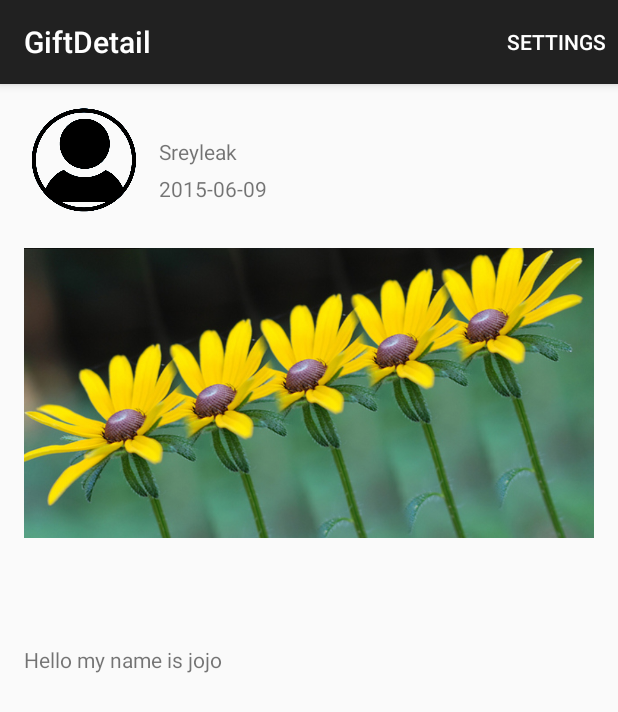
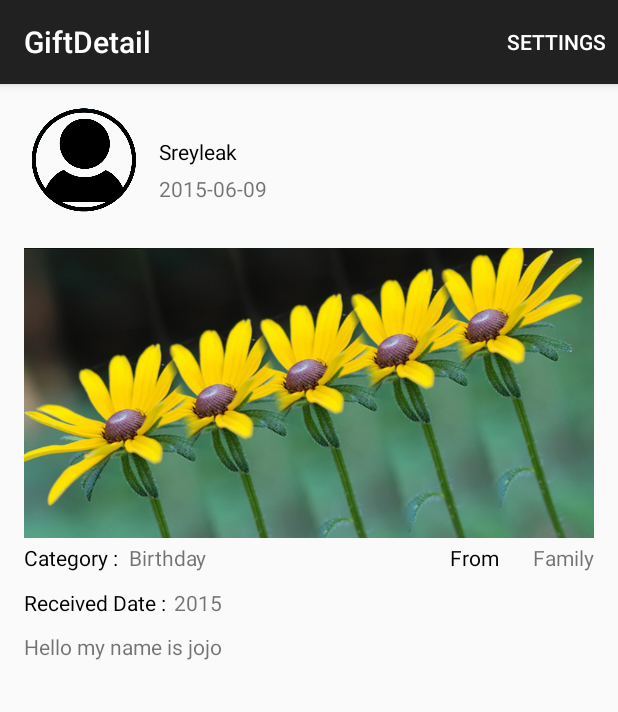
Before and after one commit to Rise-Up-Cambodia/Android_Assignment_1, an Android app: the GiftDetail screen opened directly, with no data from a screen before it, on a phone screen of 412 x 824 dp. Shown: the top 712 px of the screen. Run offline under Robolectric (Android 15) with nearby library versions, the phone set to English and light mode, and no system bars; libraries missing offline, so code that uses them is left out: com.loopj.android; 3 statements that could not run were skipped.

Commit message:
complete gift detail implimentation

```diff
--- a/Gift/app/src/main/java/com/custome_componence/sampleusingobjectorientationpattern/operation/GiftOperation.java
+++ b/Gift/app/src/main/java/com/custome_componence/sampleusingobjectorientationpattern/operation/GiftOperation.java
@@ -124,12 +124,11 @@ public class GiftOperation implements IOperation {
 
         });
     }
-
     /*
     * Created by Sreyleak 07/08/2015
     * */
-    public void deleteGift(final IOperationListener iOperationListener) {
-        Giftclient.delete(Constant.BASE_URL1 + "gifts/10.json", new AsyncHttpResponseHandler() {
+    public void deleteGift(String giftId, final IOperationListener iOperationListener) {
+        Giftclient.delete(Constant.BASE_URL1 + "gifts/"+giftId+".json", new AsyncHttpResponseHandler() {
             @Override
             public void onSuccess(int statusCode, Header[] headers, byte[] responseBody) {
                 try {
--- a/Gift/app/src/main/java/com/custome_componence/sampleusingobjectorientationpattern/sample/CustomAdapter.java
+++ b/Gift/app/src/main/java/com/custome_componence/sampleusingobjectorientationpattern/sample/CustomAdapter.java
@@ -30,11 +30,11 @@ public class CustomAdapter extends ArrayAdapter<String> {
     private ArrayList<String> posts;
     private ArrayList<Bitmap> im;
     private ArrayList<String> names;
-    private ArrayList<String> gift_path;
+    private ArrayList<String> giftPaths;
     private ArrayList<String> id;
 
     public CustomAdapter(Activity activity, ArrayList<String> names,ArrayList<String> posts,ArrayList<String> categories,ArrayList<String>
-            froms,ArrayList<String> descriptions, ArrayList<String> gift_path,  ArrayList<Bitmap> im, ArrayList<String> id) {
+            froms,ArrayList<String> descriptions, ArrayList<String> giftPaths,  ArrayList<Bitmap> im, ArrayList<String> id) {
 
         super(activity, R.layout.gift_item, names);
         this.activity = activity;
@@ -43,7 +43,7 @@ public class CustomAdapter extends ArrayAdapter<String> {
         this.from = froms;
         this.category = categories;
         this.description = descriptions;
-        this.gift_path = gift_path;
+        this.giftPaths = giftPaths;
         this.im = im;
         this.id = id;
     }
--- a/Gift/app/src/main/java/com/custome_componence/sampleusingobjectorientationpattern/sample/ShareGift.java
+++ b/Gift/app/src/main/java/com/custome_componence/sampleusingobjectorientationpattern/sample/ShareGift.java
@@ -183,9 +183,9 @@ public class ShareGift extends ActionBarActivity {
                         }
 
                     }
-
                 }
-
+                Intent intentToHome = new Intent(ShareGift.this, GiftHome.class);
+                startActivity(intentToHome);
             }
         });
     }
--- a/Gift/app/src/main/java/com/custome_componence/sampleusingobjectorientationpattern/sample/UserLogin.java
+++ b/Gift/app/src/main/java/com/custome_componence/sampleusingobjectorientationpattern/sample/UserLogin.java
@@ -63,7 +63,7 @@ public class UserLogin extends Activity {
                                 Toast.makeText(getApplicationContext(), name1, Toast.LENGTH_LONG).show();
                             } else {
 
-                                SharedPreferences sh = getSharedPreferences("user", Context.MODE_PRIVATE);
+                                SharedPreferences sh = getSharedPreferences("AuthenticationLogout", Context.MODE_PRIVATE);
                                 SharedPreferences.Editor edt = sh.edit();
                                 edt.putString("name", name1);
 
--- a/Gift/app/src/main/res/layout/activity_gift_detail.xml
+++ b/Gift/app/src/main/res/layout/activity_gift_detail.xml
@@ -17,6 +17,7 @@
             android:layout_width = "wrap_content"
             android:layout_height = "wrap_content"
             android:layout_marginTop = "25dp"
+            android:textColor="#000"
             android:layout_marginLeft = "90dp"
             android:id="@+id/username"
             android:text="Sreyleak"/>
@@ -31,20 +32,50 @@
     <ImageView
         android:layout_width="match_parent"
         android:layout_height="200dp"
+        android:id="@+id/giftimage"
         android:layout_marginTop="@dimen/activity_vertical_margin"
         android:src="@mipmap/flowers1"/>
+    <RelativeLayout
+        android:layout_width="match_parent"
+        android:layout_height="wrap_content">
         <TextView
             android:layout_width="wrap_content"
             android:layout_height="wrap_content"
+            android:textColor="#000"
+            android:text="Category :"/>
+        <TextView
+            android:layout_width="wrap_content"
+            android:layout_height="wrap_content"
+            android:text="Birthday"
+            android:layout_marginLeft="70dp"
             android:id="@+id/category"/>
         <TextView
             android:layout_width="wrap_content"
             android:layout_height="wrap_content"
-        android:id="@+id/from"/>
+            android:paddingTop="30dp"
+            android:textColor="#000"
+            android:text="Received Date : "/>
         <TextView
             android:layout_width="wrap_content"
             android:layout_height="wrap_content"
+            android:text="2015"
+            android:layout_marginLeft="100dp"
+            android:layout_marginTop="30dp"
             android:id="@+id/receive_date"/>
+        <TextView
+            android:layout_width="wrap_content"
+            android:layout_height="wrap_content"
+            android:layout_marginRight="60dp"
+            android:textColor="#000"
+            android:layout_alignParentRight="true"
+            android:text="From "/>
+        <TextView
+            android:layout_width="wrap_content"
+            android:layout_height="wrap_content"
+            android:text="Family"
+            android:layout_alignParentRight="true"
+            android:id="@+id/from"/>
+        </RelativeLayout>
     <TextView
         android:layout_width="match_parent"
         android:layout_marginTop="@dimen/activity_field_margin"
--- a/Gift/app/src/main/res/layout/gift_item.xml
+++ b/Gift/app/src/main/res/layout/gift_item.xml
@@ -53,6 +53,7 @@
         android:text="Description"
         android:id="@+id/description"
         android:layout_below="@+id/category"
+        android:maxLines="1"
         android:layout_alignParentLeft="true"
         android:layout_alignParentStart="true" />
 
--- a/Gift/app/src/main/res/values/styles.xml
+++ b/Gift/app/src/main/res/values/styles.xml
@@ -3,10 +3,5 @@
     <!-- Base application theme. -->
     <style name="AppTheme" parent="Theme.AppCompat.Light.DarkActionBar">
         <!-- Customize your theme here. -->
-
     </style>
-    <style name="txtstyle">
-        <item name="android:textColor">#000</item>
-    </style>
-
 </resources>
```
Also changed, not shown: Gift/app/src/main/java/com/custome_componence/sampleusingobjectorientationpattern/converter/GiftDataConverter.java (+16 -22 lines), Gift/app/src/main/java/com/custome_componence/sampleusingobjectorientationpattern/model/Gift.java (+13 -1 lines), Gift/app/src/main/java/com/custome_componence/sampleusingobjectorientationpattern/sample/GiftDetail.java (+70 -58 lines), Gift/app/src/main/java/com/custome_componence/sampleusingobjectorientationpattern/sample/GiftHome.java (+19 -20 lines), Gift/app/src/main/res/menu/menu_gift_home.xml (added, +13 -0 lines), 6 other files. Lines whose indentation alone changed are shown as unchanged.
